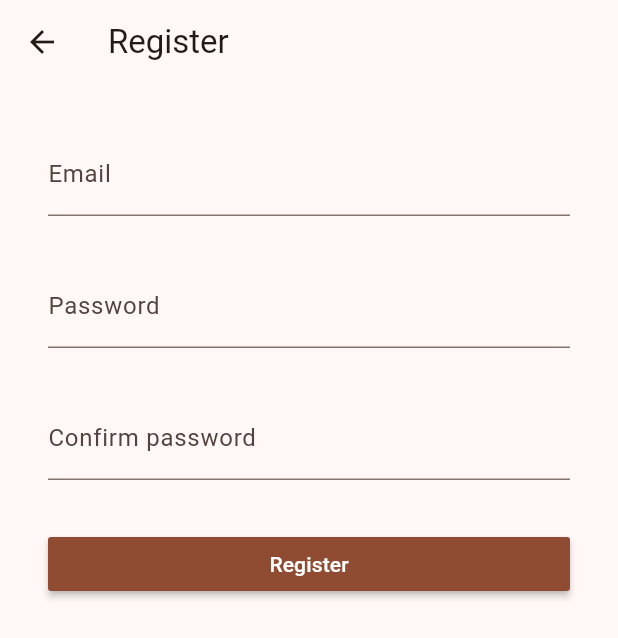
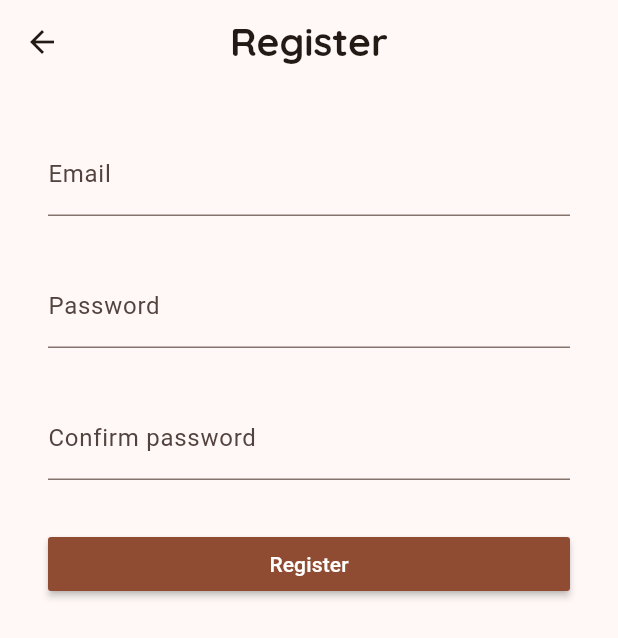
Before and after one commit to SolunarNexus/BooKeeping-App, a Flutter app: the screen it shows after launch, after a tap on "Register", on a phone screen of 412 x 824 dp. Shown: the top 638 px of the screen. Run offline on Flutter 3.47's test engine with Material 3 defaults, Android fonts, the phone set to English and light mode, and no system bars; our stand-ins replace firebase_auth, firebase_core, get_it, go_router, google_fonts; missing offline and left inert: form_validation; accounts and stored records are empty.

Commit message:
reworked navigation to use go router

```diff
--- a/lib/authentication/widget/login.dart
+++ b/lib/authentication/widget/login.dart
@@ -1,8 +1,10 @@
 import 'package:book_keeping/authentication/widget/register.dart';
 import 'package:book_keeping/authentication/widget/reset_password.dart';
+import 'package:book_keeping/common/widget/top_bar.dart';
 import 'package:firebase_auth/firebase_auth.dart';
 import 'package:flutter/material.dart';
 import 'package:form_validation/form_validation.dart';
+import 'package:go_router/go_router.dart';
 
 class Login extends StatefulWidget {
   const Login({super.key});
@@ -18,7 +20,12 @@ class _LoginState extends State<Login> {
 
   @override
   Widget build(BuildContext context) {
-    return Padding(
+    return Scaffold(
+      appBar: TopBar(
+        titleText: "Login",
+        includeActions: false,
+      ),
+      body: Padding(
         padding: const EdgeInsets.all(32.0),
         child: Column(
           children: [
@@ -49,7 +56,8 @@ class _LoginState extends State<Login> {
                     validator: (value) {
                       final validator =
                           Validator(validators: [const RequiredValidator()]);
-                    return validator.validate(label: "Password", value: value);
+                      return validator.validate(
+                          label: "Password", value: value);
                     },
                   ),
                   const SizedBox(height: 32),
@@ -89,6 +97,7 @@ class _LoginState extends State<Login> {
           ],
         ),
         // child:
+      ),
     );
   }
 
@@ -97,6 +106,9 @@ class _LoginState extends State<Login> {
       try {
         await FirebaseAuth.instance.signInWithEmailAndPassword(
             email: _emailController.text, password: _passwordController.text);
+        if (mounted) {
+          context.go("/my-library");
+        }
       } on FirebaseAuthException catch (e) {
         if (mounted && e.code == "INVALID_LOGIN_CREDENTIALS") {
           ScaffoldMessenger.of(context).showSnackBar(
--- a/lib/authentication/widget/register.dart
+++ b/lib/authentication/widget/register.dart
@@ -1,6 +1,8 @@
+import 'package:book_keeping/common/widget/top_bar.dart';
 import 'package:firebase_auth/firebase_auth.dart';
 import 'package:flutter/material.dart';
 import 'package:form_validation/form_validation.dart';
+import 'package:go_router/go_router.dart';
 
 class Register extends StatefulWidget {
   const Register({super.key});
@@ -18,8 +20,9 @@ class _RegisterState extends State<Register> {
   @override
   Widget build(BuildContext context) {
     return Scaffold(
-      appBar: AppBar(
-        title: const Text("Register"),
+      appBar: TopBar(
+        titleText: "Register",
+        includeActions: false,
       ),
       body: Padding(
         padding: const EdgeInsets.all(32.0),
@@ -98,7 +101,7 @@ class _RegisterState extends State<Register> {
         await FirebaseAuth.instance.createUserWithEmailAndPassword(
             email: _emailController.text, password: _passwordController.text);
         if (mounted) {
-          Navigator.of(context).pop();
+          context.go("/my-library");
         }
       } on FirebaseAuthException catch (e) {
         if (mounted && e.code == "email-already-in-use") {
--- a/lib/main.dart
+++ b/lib/main.dart
@@ -10,5 +10,5 @@ Future<void> main() async {
   await Firebase.initializeApp(
     options: DefaultFirebaseOptions.currentPlatform,
   );
-  runApp(const AppRoot());
+  runApp(AppRoot());
 }
```
Also changed, not shown: lib/authentication/widget/auth_check.dart (deleted, +0 -29 lines), lib/home_page.dart (+7 -3 lines), pubspec.lock, 1 other file. Lines whose indentation alone changed are shown as unchanged.
